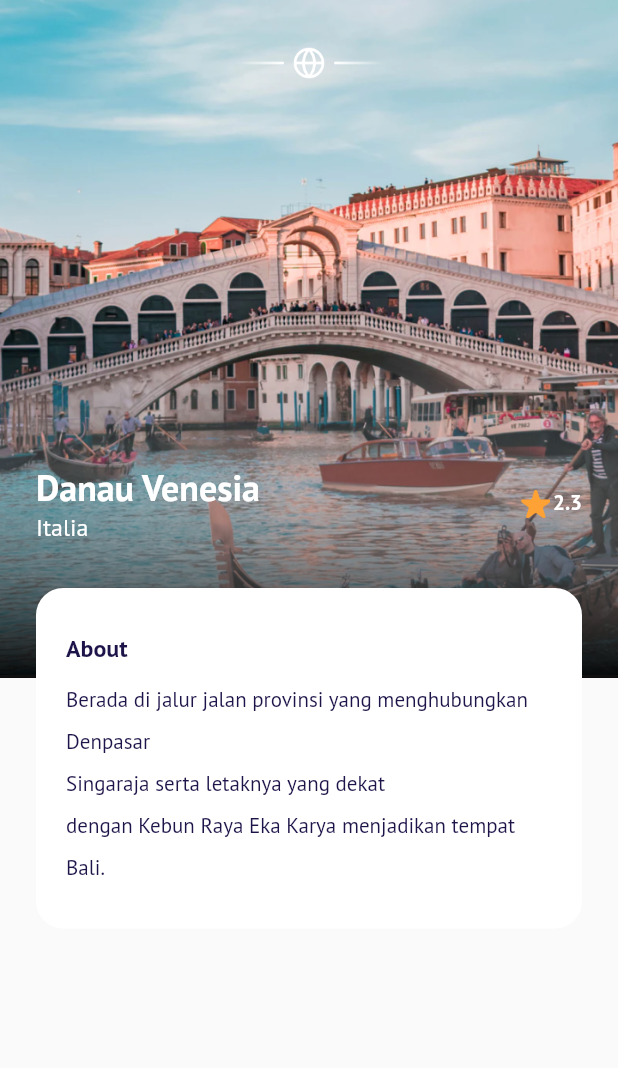
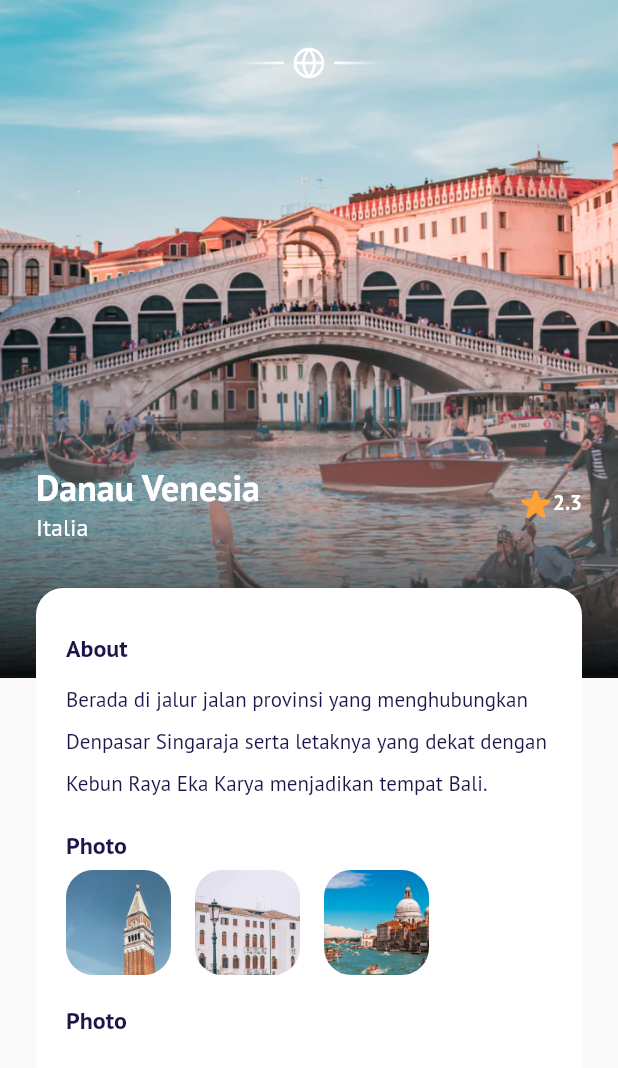
Before and after one commit to fredibagus12/terbangin-apps, a Flutter app: the DetailPage screen opened directly, on a phone screen of 412 x 824 dp. Shown: the top 1068 px of the screen. Run offline on Flutter 3.47's test engine with Material 2 defaults, Android fonts, the phone set to English and light mode, and no system bars; our stand-ins replace google_fonts.

Commit message:
Detail Page - Photos

```diff
--- a/terbangin/lib/ui/pages/detail_page.dart
+++ b/terbangin/lib/ui/pages/detail_page.dart
@@ -2,6 +2,7 @@
 
 import 'package:flutter/material.dart';
 import 'package:terbangin/shared/theme.dart';
+import 'package:terbangin/ui/widget/photo_item.dart';
 
 class DetailPage extends StatelessWidget {
   const DetailPage({Key? key}) : super(key: key);
@@ -147,36 +148,52 @@ class DetailPage extends StatelessWidget {
                     height: 6,
                   ),
                   Text(
-                    'Berada di jalur jalan provinsi yang menghubungkan Denpasar\nSingaraja serta letaknya yang dekat \ndengan Kebun Raya Eka Karya menjadikan tempat Bali.',
+                    'Berada di jalur jalan provinsi yang menghubungkan Denpasar Singaraja serta letaknya yang dekat dengan Kebun Raya Eka Karya menjadikan tempat Bali.',
                     style: blackTextStyle.copyWith(
                       height: 2,
                     ),
                   ),
-                  // SizedBox(
-                  //   height: 6,
-                  // ),
-                  // Text(
-                  //   'Photo',
-                  //   style: blackTextStyle.copyWith(
-                  //     fontSize: 16,
-                  //     fontWeight: semiBold,
-                  //   ),
-                  // ),
+                  SizedBox(
+                    height: 20,
+                  ),
+                  Text(
+                    'Photo',
+                    style: blackTextStyle.copyWith(
+                      fontSize: 16,
+                      fontWeight: semiBold,
+                    ),
+                  ),
+                  SizedBox(
+                    height: 6,
+                  ),
 
-                  // Container(
-                  //   width: 100,
-                  //   height: 24,
-                  //   margin: EdgeInsets.only(
-                  //     top: 30,
-                  //   ),
-                  //   decoration: BoxDecoration(
-                  //     image: DecorationImage(
-                  //       image: AssetImage(
-                  //         'assets/image_destination_5.png',
-                  //       ),
-                  //     ),
-                  //   ),
-                  // ),
+                  Row(
+                    // ignore: prefer_const_literals_to_create_immutables
+                    children: [
+                      PhotoItem(
+                        imageUrl: 'assets/image_destination_5.png',
+                      ),
+                      PhotoItem(
+                        imageUrl: 'assets/image_destination_6.png',
+                      ),
+                      PhotoItem(
+                        imageUrl: 'assets/image_destination_7.png',
+                      ),
+                    ],
+                  ),
+                  SizedBox(
+                    height: 20,
+                  ),
+                  Text(
+                    'Photo',
+                    style: blackTextStyle.copyWith(
+                      fontSize: 16,
+                      fontWeight: semiBold,
+                    ),
+                  ),
+                  SizedBox(
+                    height: 6,
+                  ),
                 ],
               ),
             ),
--- /dev/null
+++ b/terbangin/lib/ui/widget/photo_item.dart
@@ -0,0 +1,33 @@
+import 'package:flutter/material.dart';
+
+class PhotoItem extends StatelessWidget {
+  final String imageUrl;
+  const PhotoItem({Key? key, required this.imageUrl}) : super(key: key);
+
+  @override
+  Widget build(BuildContext context) {
+    return SingleChildScrollView(
+      scrollDirection: Axis.horizontal,
+      child: Row(
+        children: [
+          Container(
+            width: 70,
+            height: 70,
+            margin: const EdgeInsets.only(right: 16),
+            decoration: BoxDecoration(
+              borderRadius: BorderRadius.circular(18),
+              // ignore: prefer_const_constructors
+              image: DecorationImage(
+                fit: BoxFit.cover,
+                // ignore: prefer_const_constructors
+                image: AssetImage(
+                  imageUrl,
+                ),
+              ),
+            ),
+          ),
+        ],
+      ),
+    );
+  }
+}
```
Also changed, not shown: terbangin/assets/check.png (renamed from terbangin/assets/fi_check-circle.png).
